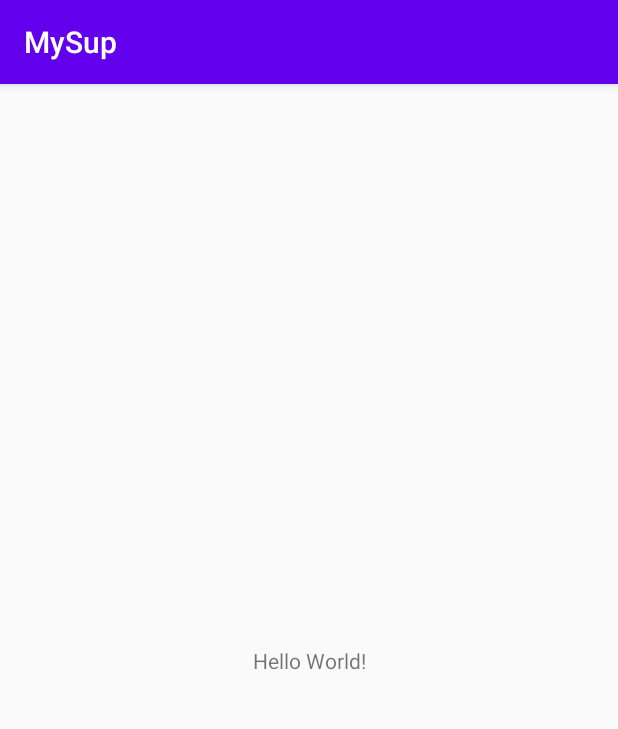
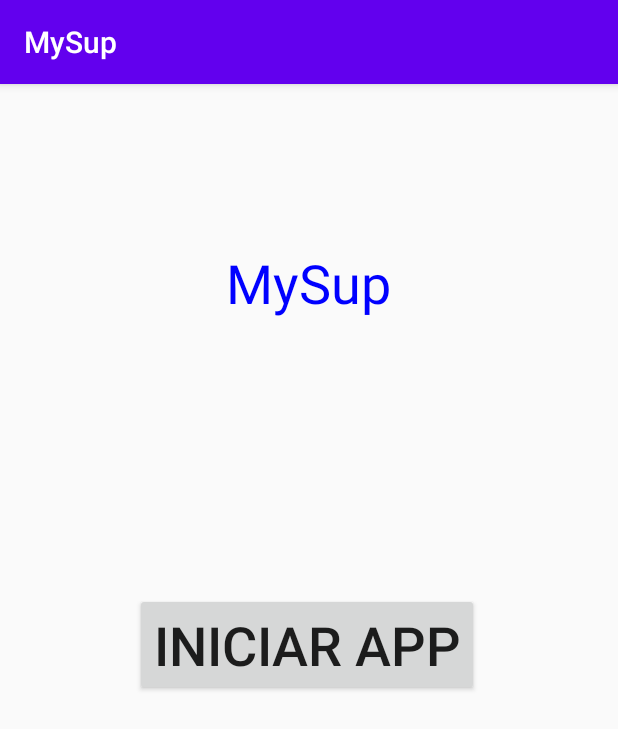
Before and after one commit to CamilaCA99/MySup, an Android app: the screen it shows after launch (MainActivity), on a phone screen of 412 x 824 dp. Shown: the top 729 px of the screen. Run offline under Robolectric (Android 15) with nearby library versions, the light colour scheme and no system bars.

Commit message:
Segundo commit: Se agregan widgets y se generan referencias desde Java

```diff
--- a/app/src/main/java/com/castro/mysup/MainActivity.java
+++ b/app/src/main/java/com/castro/mysup/MainActivity.java
@@ -2,13 +2,29 @@ package com.castro.mysup;
 
 import androidx.appcompat.app.AppCompatActivity;
 
+import android.graphics.Color;
 import android.os.Bundle;
+import android.widget.Button;
+import android.widget.TextView;
 
 public class MainActivity extends AppCompatActivity {
+    //Creamos las variables que harán referencia a los widgets
+    private TextView txtTitulo;
+    private Button btnIniciar;
 
     @Override
     protected void onCreate(Bundle savedInstanceState) {
         super.onCreate(savedInstanceState);
         setContentView(R.layout.activity_main);
+
+        //Realizar las referencias
+        txtTitulo = findViewById(R.id.txtTitulo);
+        btnIniciar = findViewById(R.id.btnIniciar);
+
+        txtTitulo.setTextColor(Color.BLUE);
+    }
+
+    public void Saludar(){
+
     }
 }
--- a/app/src/main/res/layout/activity_main.xml
+++ b/app/src/main/res/layout/activity_main.xml
@@ -7,12 +7,31 @@
     tools:context=".MainActivity">
 
     <TextView
+        android:id="@+id/txtTitulo"
         android:layout_width="wrap_content"
         android:layout_height="wrap_content"
-        android:text="Hello World!"
-        app:layout_constraintBottom_toBottomOf="parent"
-        app:layout_constraintLeft_toLeftOf="parent"
-        app:layout_constraintRight_toRightOf="parent"
+        android:layout_marginStart="184dp"
+        android:layout_marginTop="108dp"
+        android:layout_marginEnd="184dp"
+        android:text="MySup"
+        android:textColor="@android:color/holo_red_light"
+        android:textSize="36sp"
+        app:layout_constraintEnd_toEndOf="parent"
+        app:layout_constraintHorizontal_bias="0.507"
+        app:layout_constraintStart_toStartOf="parent"
         app:layout_constraintTop_toTopOf="parent" />
 
+    <Button
+        android:id="@+id/btnIniciar"
+        android:layout_width="wrap_content"
+        android:layout_height="wrap_content"
+        android:layout_marginStart="90dp"
+        android:layout_marginEnd="91dp"
+        android:layout_marginBottom="360dp"
+        android:text="Iniciar App"
+        android:textSize="36sp"
+        app:layout_constraintBottom_toBottomOf="parent"
+        app:layout_constraintEnd_toEndOf="parent"
+        app:layout_constraintHorizontal_bias="0.0"
+        app:layout_constraintStart_toStartOf="parent" />
 </androidx.constraintlayout.widget.ConstraintLayout>
```
